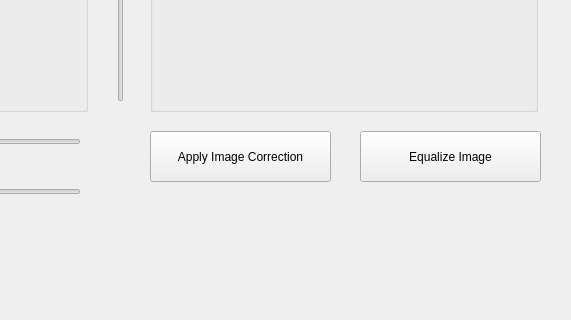
Before: the Qt Designer form ImagerGUI/mainwindow.ui in gposluns/MBImager, drawn with Qt 5; both pictures show x 600 to 1171 and y 269 to 589 of the 1171 by 589 pixel window.
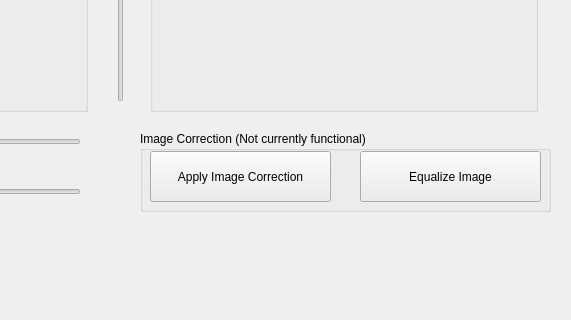
After: the same form once the commit is applied. Custom widgets are drawn as their Qt base class.

What changed in the file:
```diff
--- a/ImagerGUI/mainwindow.ui
+++ b/ImagerGUI/mainwindow.ui
@@ -365,7 +365,7 @@
     <property name="geometry">
      <rect>
       <x>750</x>
-      <y>400</y>
+      <y>420</y>
       <width>181</width>
       <height>51</height>
      </rect>
@@ -381,7 +381,7 @@
     <property name="geometry">
      <rect>
       <x>960</x>
-      <y>400</y>
+      <y>420</y>
       <width>181</width>
       <height>51</height>
      </rect>
@@ -493,6 +493,19 @@
      <number>184</number>
     </property>
    </widget>
+   <widget class="QGroupBox" name="groupBox_2">
+    <property name="geometry">
+     <rect>
+      <x>740</x>
+      <y>400</y>
+      <width>411</width>
+      <height>81</height>
+     </rect>
+    </property>
+    <property name="title">
+     <string>Image Correction (Not currently functional)</string>
+    </property>
+   </widget>
   </widget>
  </widget>
  <customwidgets>
```
